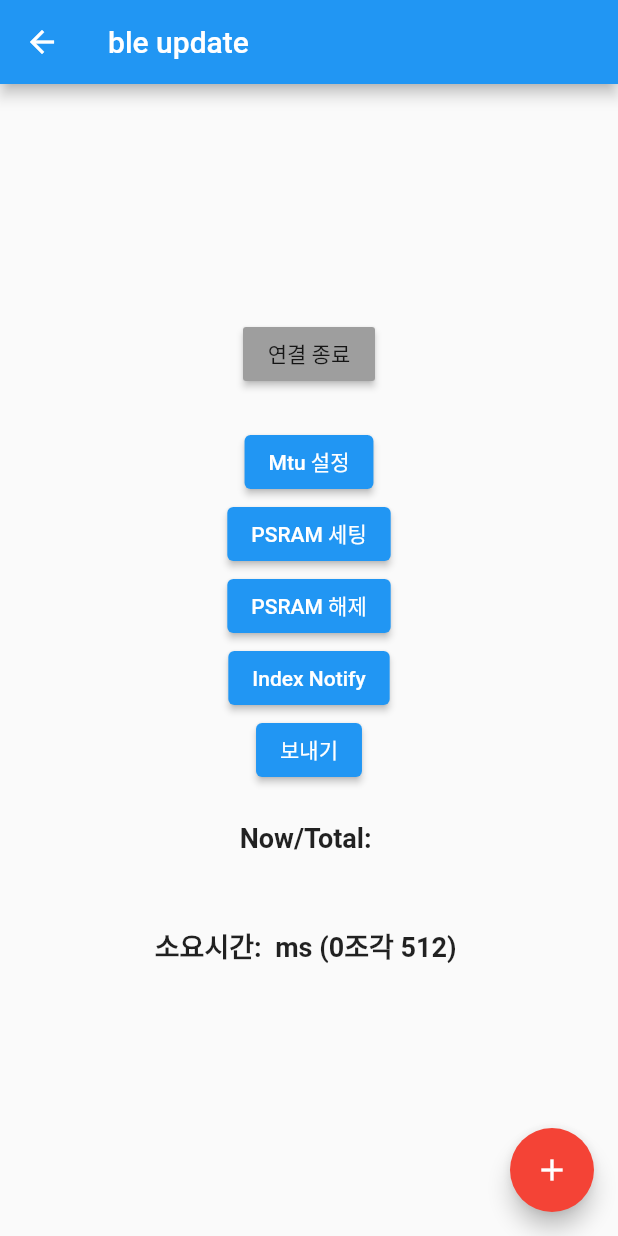
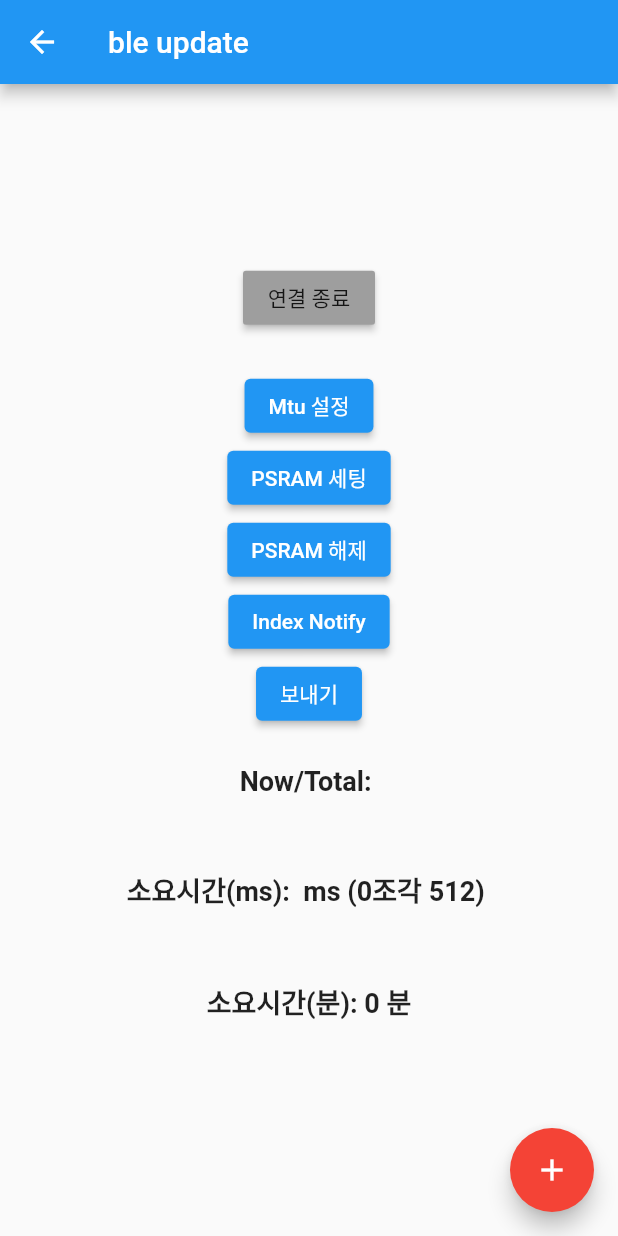
Before and after one commit to JAICHANGPARK/flutter_esp32_bluetooth_ota, a Flutter app: the MyHomePage screen opened directly, after a tap on "Index Notify", on a phone screen of 412 x 824 dp. Run offline on Flutter 3.47's test engine with Material 2 defaults, Android fonts, the phone set to English and light mode, and no system bars; our stand-ins replace flutter_blue, flutter_bluetooth_serial, permission_handler.

Commit message:
Update ble_update_page.dart

```diff
--- a/lib/ble_update_page.dart
+++ b/lib/ble_update_page.dart
@@ -58,7 +58,7 @@ class _MyHomePageState extends State<MyHomePage> {
   String progressTimeText = "";
 
   Future<void> readBinFile() async {
-    ByteData result = await rootBundle.load('assets/update1000.bin');
+    ByteData result = await rootBundle.load('assets/update.bin');
     Uint8List tmp = result.buffer.asUint8List();
     print("파일 읽은 길이 : ${tmp.length}");
     binDate = tmp;
@@ -129,6 +129,7 @@ class _MyHomePageState extends State<MyHomePage> {
   }
 
   int startTime = 0;
+  int endTime = 0;
 
   @override
   Widget build(BuildContext context) {
@@ -198,7 +199,7 @@ class _MyHomePageState extends State<MyHomePage> {
                       print("Notify index : $_index");
                       if (_index == chunksLength.toInt()) {
                         print(">>> stop _index == chunksLength.toInt()");
-                        int endTime = DateTime.now().millisecondsSinceEpoch;
+                        endTime = DateTime.now().millisecondsSinceEpoch;
                         print("총 소요시간: ${endTime - startTime}");
 
                         setState(() {
@@ -243,10 +244,19 @@ class _MyHomePageState extends State<MyHomePage> {
             Padding(
               padding: const EdgeInsets.symmetric(vertical: 24),
               child: Text(
-                "소요시간: $progressTimeText ms (${chunks.length}조각 $chunkSize) ",
+                "소요시간(ms): $progressTimeText ms (${chunks.length}조각 $chunkSize) ",
+                style: TextStyle(fontSize: 18, fontWeight: FontWeight.bold),
+              ),
+            ),
+            Padding(
+              padding: const EdgeInsets.symmetric(vertical: 24),
+              child: Text(
+                "소요시간(분): ${((endTime - startTime) ~/ 1000 ) ~/ 60} 분",
                 style: TextStyle(fontSize: 18, fontWeight: FontWeight.bold),
               ),
             )
+
+
           ],
         ),
       ),
```
